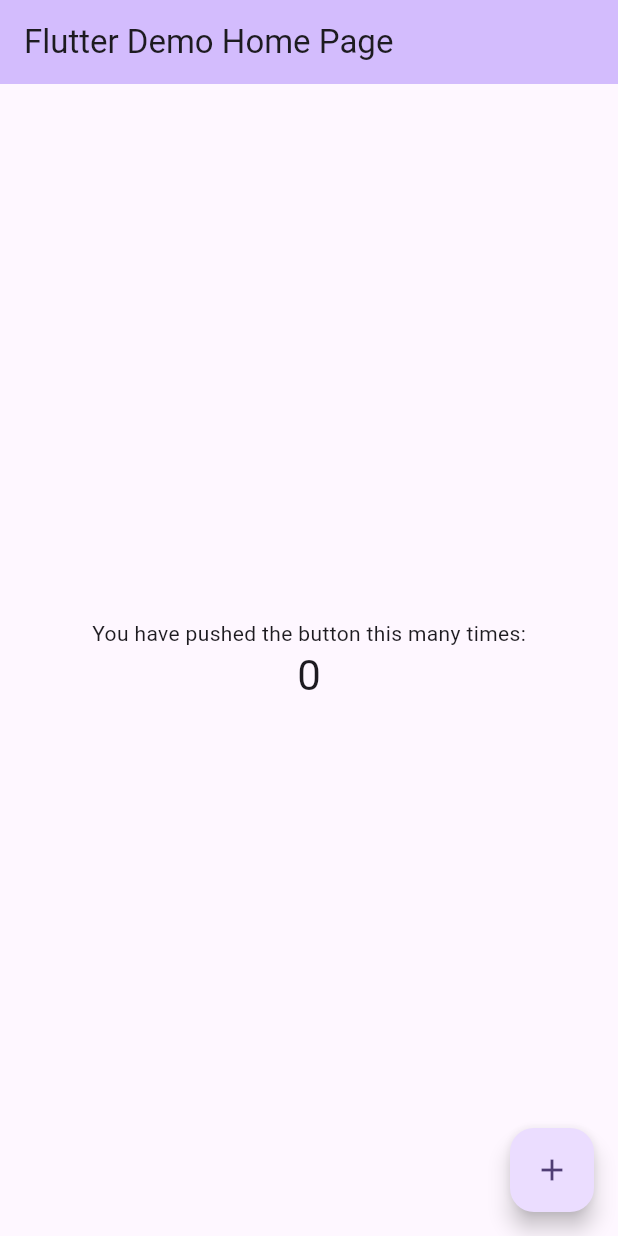
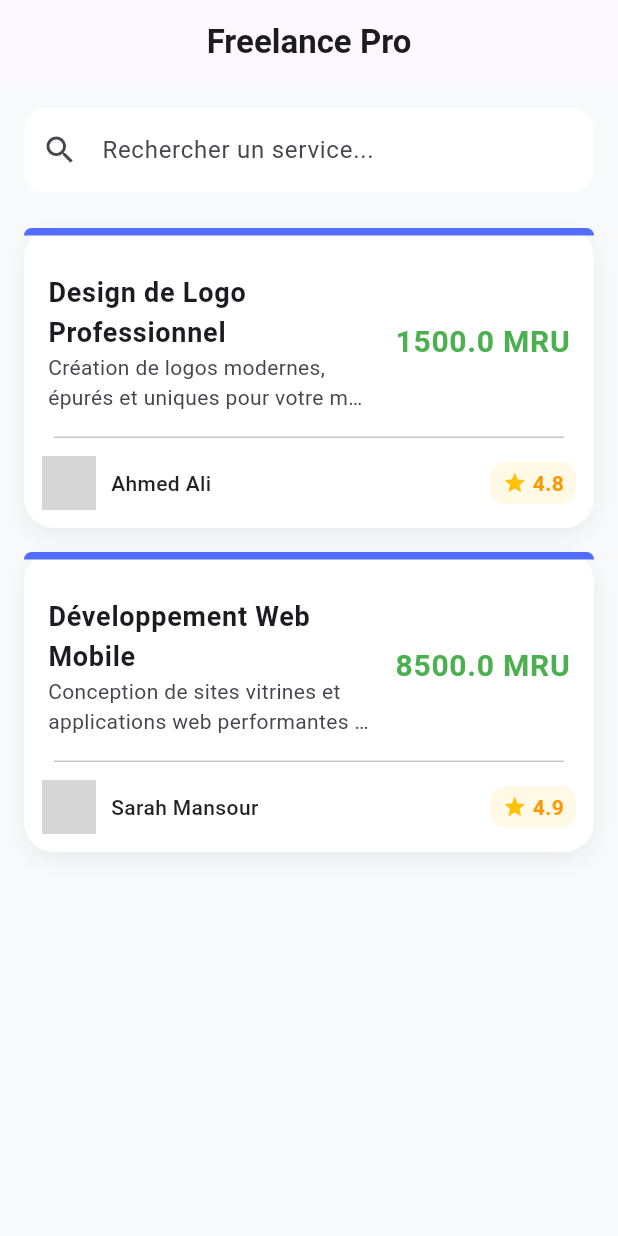
Before and after one commit to Mame24150/freelance_starter, a Flutter app: the screen it shows after launch, on a phone screen of 412 x 824 dp. Run offline on Flutter 3.47's test engine with Material 3 defaults, Android fonts, the phone set to English and light mode, and no system bars; network calls fail; grey boxes are pictures that could not be loaded.

Commit message:
Changement de monnaie en MRU et mise à jour des images HD

```diff
--- a/lib/main.dart
+++ b/lib/main.dart
@@ -1,122 +1,34 @@
 import 'package:flutter/material.dart';
+import 'package:provider/provider.dart';
+import 'providers/service_provider.dart';
+import 'screens/home_screen.dart';
 
 void main() {
-  runApp(const MyApp());
+  runApp(
+    // Liaison de l'application avec le Provider pour la gestion des données
+    MultiProvider(
+      providers: [
+        ChangeNotifierProvider(create: (_) => ServiceProvider()),
+      ],
+      child: const MyApp(),
+    ),
+  );
 }
 
 class MyApp extends StatelessWidget {
   const MyApp({super.key});
 
-  // This widget is the root of your application.
   @override
   Widget build(BuildContext context) {
     return MaterialApp(
-      title: 'Flutter Demo',
+      debugShowCheckedModeBanner: false, // Supprime la bannière "Debug"
+      title: 'Freelance Pro',
       theme: ThemeData(
-        // This is the theme of your application.
-        //
-        // TRY THIS: Try running your application with "flutter run". You'll see
-        // the application has a purple toolbar. Then, without quitting the app,
-        // try changing the seedColor in the colorScheme below to Colors.green
-        // and then invoke "hot reload" (save your changes or press the "hot
-        // reload" button in a Flutter-supported IDE, or press "r" if you used
-        // the command line to start the app).
-        //
-        // Notice that the counter didn't reset back to zero; the application
-        // state is not lost during the reload. To reset the state, use hot
-        // restart instead.
-        //
-        // This works for code too, not just values: Most code changes can be
-        // tested with just a hot reload.
-        colorScheme: .fromSeed(seedColor: Colors.deepPurple),
+        useMaterial3: true, // Active le design moderne (Material 3)
+        colorSchemeSeed: Colors.indigo, // Définit la couleur principale
       ),
-      home: const MyHomePage(title: 'Flutter Demo Home Page'),
+      // Définit l'écran d'accueil sur notre HomeScreen
+      home: const HomeScreen(),
     );
   }
 }
-
-class MyHomePage extends StatefulWidget {
-  const MyHomePage({super.key, required this.title});
-
-  // This widget is the home page of your application. It is stateful, meaning
-  // that it has a State object (defined below) that contains fields that affect
-  // how it looks.
-
-  // This class is the configuration for the state. It holds the values (in this
-  // case the title) provided by the parent (in this case the App widget) and
-  // used by the build method of the State. Fields in a Widget subclass are
-  // always marked "final".
-
-  final String title;
-
-  @override
-  State<MyHomePage> createState() => _MyHomePageState();
-}
-
-class _MyHomePageState extends State<MyHomePage> {
-  int _counter = 0;
-
-  void _incrementCounter() {
-    setState(() {
-      // This call to setState tells the Flutter framework that something has
-      // changed in this State, which causes it to rerun the build method below
-      // so that the display can reflect the updated values. If we changed
-      // _counter without calling setState(), then the build method would not be
-      // called again, and so nothing would appear to happen.
-      _counter++;
-    });
-  }
-
-  @override
-  Widget build(BuildContext context) {
-    // This method is rerun every time setState is called, for instance as done
-    // by the _incrementCounter method above.
-    //
-    // The Flutter framework has been optimized to make rerunning build methods
-    // fast, so that you can just rebuild anything that needs updating rather
-    // than having to individually change instances of widgets.
-    return Scaffold(
-      appBar: AppBar(
-        // TRY THIS: Try changing the color here to a specific color (to
-        // Colors.amber, perhaps?) and trigger a hot reload to see the AppBar
-        // change color while the other colors stay the same.
-        backgroundColor: Theme.of(context).colorScheme.inversePrimary,
-        // Here we take the value from the MyHomePage object that was created by
-        // the App.build method, and use it to set our appbar title.
-        title: Text(widget.title),
-      ),
-      body: Center(
-        // Center is a layout widget. It takes a single child and positions it
-        // in the middle of the parent.
-        child: Column(
-          // Column is also a layout widget. It takes a list of children and
-          // arranges them vertically. By default, it sizes itself to fit its
-          // children horizontally, and tries to be as tall as its parent.
-          //
-          // Column has various properties to control how it sizes itself and
-          // how it positions its children. Here we use mainAxisAlignment to
-          // center the children vertically; the main axis here is the vertical
-          // axis because Columns are vertical (the cross axis would be
-          // horizontal).
-          //
-          // TRY THIS: Invoke "debug painting" (choose the "Toggle Debug Paint"
-          // action in the IDE, or press "p" in the console), to see the
-          // wireframe for each widget.
-          mainAxisAlignment: .center,
-          children: [
-            const Text('You have pushed the button this many times:'),
-            Text(
-              '$_counter',
-              style: Theme.of(context).textTheme.headlineMedium,
-            ),
-          ],
-        ),
-      ),
-      floatingActionButton: FloatingActionButton(
-        onPressed: _incrementCounter,
-        tooltip: 'Increment',
-        child: const Icon(Icons.add),
-      ),
-    );
-  }
-}
--- a/lib/models/service_model.dart
+++ b/lib/models/service_model.dart
@@ -4,6 +4,10 @@ class ServiceModel {
   final String description;
   final double prix;
   final String categorie;
+  final String image;
+  final String nomFreelancer;
+  final String photoFreelancer;
+  final double note;
   bool estFavoris;
 
   ServiceModel({
@@ -12,16 +16,25 @@ class ServiceModel {
     required this.description,
     required this.prix,
     required this.categorie,
+    required this.image,
+    required this.nomFreelancer,
+    required this.photoFreelancer,
+    required this.note,
     this.estFavoris = false,
   });
 
+  // Conversion JSON pour la future connexion avec Django
   factory ServiceModel.fromJson(Map<String, dynamic> json) {
     return ServiceModel(
-      id: json['id'],
+      id: json['id'].toString(),
       titre: json['titre'],
       description: json['description'],
-      prix: json['prix'].toDouble(),
+      prix: (json['prix'] as num).toDouble(),
       categorie: json['categorie'],
+      image: json['image'] ?? 'https://images.unsplash.com/photo-1626785774573-4b799315345d?q=80&w=1000',
+      nomFreelancer: json['nom_freelancer'] ?? 'Freelancer',
+      photoFreelancer: json['photo_freelancer'] ?? 'https://randomuser.me/api/portraits/men/1.jpg',
+      note: (json['note'] as num? ?? 0.0).toDouble(),
     );
   }
 }
--- a/lib/providers/service_provider.dart
+++ b/lib/providers/service_provider.dart
@@ -2,52 +2,42 @@ import 'package:flutter/material.dart';
 import '../models/service_model.dart';
 
 class ServiceProvider with ChangeNotifier {
-  // Liste privée des services (Base de données locale)
-  final List<ServiceModel> _services = [];
+  final List<ServiceModel> _services = [
+    ServiceModel(
+      id: '1',
+      titre: 'Design de Logo Professionnel',
+      description: 'Création de logos modernes, épurés et uniques pour votre marque avec tous les fichiers sources inclus.',
+      prix: 1500.0,
+      categorie: 'Graphisme',
+      image: 'https://images.unsplash.com/photo-1626785774573-4b799315345d?q=80&w=1000',
+      nomFreelancer: 'Ahmed Ali',
+      photoFreelancer: 'https://randomuser.me/api/portraits/men/32.jpg',
+      note: 4.8,
+    ),
+    ServiceModel(
+      id: '2',
+      titre: 'Développement Web Mobile',
+      description: 'Conception de sites vitrines et applications web performantes avec Flutter et une interface intuitive.',
+      prix: 8500.0,
+      categorie: 'Programmation',
+      image: 'https://images.unsplash.com/photo-1498050108023-c5249f4df085?q=80&w=1000',
+      nomFreelancer: 'Sarah Mansour',
+      photoFreelancer: 'https://randomuser.me/api/portraits/women/44.jpg',
+      note: 4.9,
+    ),
+  ];
+
   String _texteRecherche = "";
 
-  // Getter pour récupérer les services (avec filtrage par recherche)
-  List<ServiceModel> get tousLesServices {
-    if (_texteRecherche.isEmpty) {
-      return _services;
-    }
+  List<ServiceModel> get servicesFiltres {
+    if (_texteRecherche.isEmpty) return _services;
     return _services
         .where((s) => s.titre.toLowerCase().contains(_texteRecherche.toLowerCase()))
         .toList();
   }
 
-  // --- ACTIONS DU CMS ---
-
-  // 1. Ajouter un service
-  void ajouterService(ServiceModel service) {
-    _services.add(service);
-    notifyListeners(); // Actualise l'interface utilisateur
-  }
-
-  // 2. Supprimer un service
-  void supprimerService(String id) {
-    _services.removeWhere((s) => s.id == id);
-    notifyListeners();
-  }
-
-  // 3. Mettre à jour la recherche
-  void mettreAJourRecherche(String valeur) {
+  void filtrer(String valeur) {
     _texteRecherche = valeur;
     notifyListeners();
   }
-
-  // 4. Trier par prix (du moins cher au plus cher)
-  void trierParPrix() {
-    _services.sort((a, b) => a.prix.compareTo(b.prix));
-    notifyListeners();
-  }
-
-  // 5. Inverser l'état favoris
-  void toggleFavoris(String id) {
-    final index = _services.indexWhere((s) => s.id == id);
-    if (index != -1) {
-      _services[index].estFavoris = !_services[index].estFavoris;
-      notifyListeners();
-    }
-  }
 }
--- /dev/null
+++ b/lib/screens/home_screen.dart
@@ -0,0 +1,52 @@
+import 'package:flutter/material.dart';
+import 'package:provider/provider.dart';
+import '../providers/service_provider.dart';
+import '../widgets/service_card.dart';
+
+class HomeScreen extends StatelessWidget {
+  const HomeScreen({super.key});
+
+  @override
+  Widget build(BuildContext context) {
+    // Écoute des changements dans le ServiceProvider
+    final provider = context.watch<ServiceProvider>();
+
+    return Scaffold(
+      backgroundColor: const Color(0xFFF8F9FA),
+      appBar: AppBar(
+        title: const Text("Freelance Pro", style: TextStyle(fontWeight: FontWeight.bold)),
+        centerTitle: true,
+      ),
+      body: Column(
+        children: [
+          // Barre de recherche stylisée
+          Padding(
+            padding: const EdgeInsets.all(16.0),
+            child: TextField(
+              onChanged: (val) => provider.filtrer(val),
+              decoration: InputDecoration(
+                hintText: "Rechercher un service...",
+                prefixIcon: const Icon(Icons.search),
+                filled: true,
+                fillColor: Colors.white,
+                border: OutlineInputBorder(
+                  borderRadius: BorderRadius.circular(15),
+                  borderSide: BorderSide.none,
+                ),
+              ),
+            ),
+          ),
+          // Liste dynamique des services
+          Expanded(
+            child: ListView.builder(
+              itemCount: provider.servicesFiltres.length,
+              itemBuilder: (context, index) {
+                return ServiceCard(service: provider.servicesFiltres[index]);
+              },
+            ),
+          ),
+        ],
+      ),
+    );
+  }
+}
--- /dev/null
+++ b/lib/widgets/service_card.dart
@@ -0,0 +1,124 @@
+import 'package:flutter/material.dart';
+import '../models/service_model.dart';
+import '../screens/service_details_screen.dart';
+
+class ServiceCard extends StatelessWidget {
+  final ServiceModel service;
+  const ServiceCard({super.key, required this.service});
+
+  @override
+  Widget build(BuildContext context) {
+    return GestureDetector(
+      // Navigation vers les détails quand on clique sur la carte
+      onTap: () {
+        Navigator.push(
+          context,
+          MaterialPageRoute(
+            builder: (context) => ServiceDetailsScreen(service: service),
+          ),
+        );
+      },
+      child: Container(
+        margin: const EdgeInsets.symmetric(horizontal: 16, vertical: 8),
+        decoration: BoxDecoration(
+          color: Colors.white,
+          borderRadius: BorderRadius.circular(20),
+          boxShadow: [
+            BoxShadow(
+              color: Colors.black.withOpacity(0.05),
+              blurRadius: 10,
+              offset: const Offset(0, 5),
+            ),
+          ],
+        ),
+        child: Column(
+          children: [
+            // Barre décorative supérieure
+            Container(
+              height: 5,
+              decoration: const BoxDecoration(
+                color: Colors.indigoAccent,
+                borderRadius: BorderRadius.only(
+                  topLeft: Radius.circular(20),
+                  topRight: Radius.circular(20),
+                ),
+              ),
+            ),
+
+            // Partie 1 : Informations sur le Service
+            ListTile(
+              contentPadding: const EdgeInsets.fromLTRB(16, 16, 16, 8),
+              title: Text(
+                service.titre,
+                style: const TextStyle(fontWeight: FontWeight.bold, fontSize: 18),
+              ),
+              subtitle: Text(
+                service.description,
+                maxLines: 2,
+                overflow: TextOverflow.ellipsis,
+              ),
+              trailing: Text(
+                "${service.prix} MRU",
+                style: const TextStyle(
+                  color: Colors.green,
+                  fontWeight: FontWeight.bold,
+                  fontSize: 20,
+                ),
+              ),
+            ),
+
+            // Séparateur discret
+            const Divider(height: 1, indent: 20, endIndent: 20),
+
+            // Partie 2 : Infos du Freelancer (L'aspect "Humain")
+            Padding(
+              padding: const EdgeInsets.all(12.0),
+              child: Row(
+                children: [
+                  // Photo de profil circulaire
+                  CircleAvatar(
+                    radius: 18,
+                    backgroundImage: NetworkImage(service.photoFreelancer),
+                    backgroundColor: Colors.grey[200],
+                  ),
+                  const SizedBox(width: 10),
+                  // Nom du Freelancer
+                  Expanded(
+                    child: Text(
+                      service.nomFreelancer,
+                      style: const TextStyle(
+                        fontWeight: FontWeight.w500,
+                        color: Colors.black87,
+                      ),
+                    ),
+                  ),
+                  // Note avec étoile
+                  Container(
+                    padding: const EdgeInsets.symmetric(horizontal: 8, vertical: 4),
+                    decoration: BoxDecoration(
+                      color: Colors.amber.withOpacity(0.1),
+                      borderRadius: BorderRadius.circular(10),
+                    ),
+                    child: Row(
+                      children: [
+                        const Icon(Icons.star, color: Colors.amber, size: 16),
+                        const SizedBox(width: 4),
+                        Text(
+                          service.note.toString(),
+                          style: const TextStyle(
+                            fontWeight: FontWeight.bold,
+                            color: Colors.orange,
+                          ),
+                        ),
+                      ],
+                    ),
+                  ),
+                ],
+              ),
+            ),
+          ],
+        ),
+      ),
+    );
+  }
+}
--- a/pubspec.yaml
+++ b/pubspec.yaml
@@ -34,6 +34,7 @@ dependencies:
   # The following adds the Cupertino Icons font to your application.
   # Use with the CupertinoIcons class for iOS style icons.
   cupertino_icons: ^1.0.8
+  provider: ^6.1.5+1
 
 dev_dependencies:
   flutter_test:
```
Also changed, not shown: lib/screens/service_details_screen.dart (added, +105 -0 lines), pubspec.lock.
